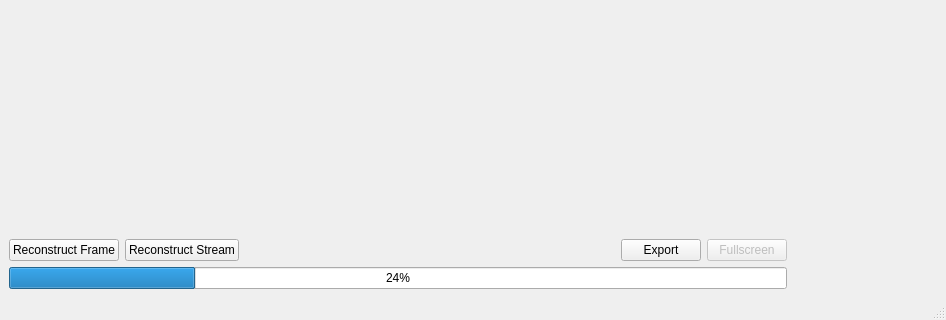
First picture: the form in GUIApp/src/mainwindow.ui, repository otaviog/ThunderVision, before the edit; both pictures show x 0 to 946 and y 404 to 724 of the 946 by 724 pixel window.
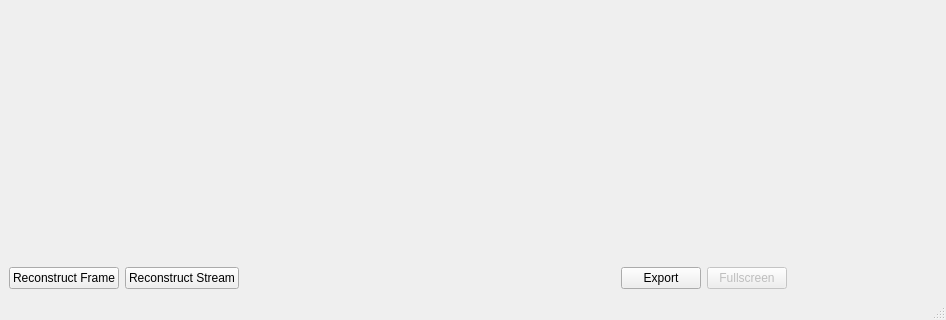
Second picture: the form after the edit. Icons and pictures are not drawn.

Patch:
```diff
--- a/GUIApp/src/mainwindow.ui
+++ b/GUIApp/src/mainwindow.ui
@@ -128,13 +128,6 @@
           </item>
          </layout>
         </item>
-        <item>
-         <widget class="QProgressBar" name="progressBar_2">
-          <property name="value">
-           <number>24</number>
-          </property>
-         </widget>
-        </item>
        </layout>
       </item>
      </layout>
```
